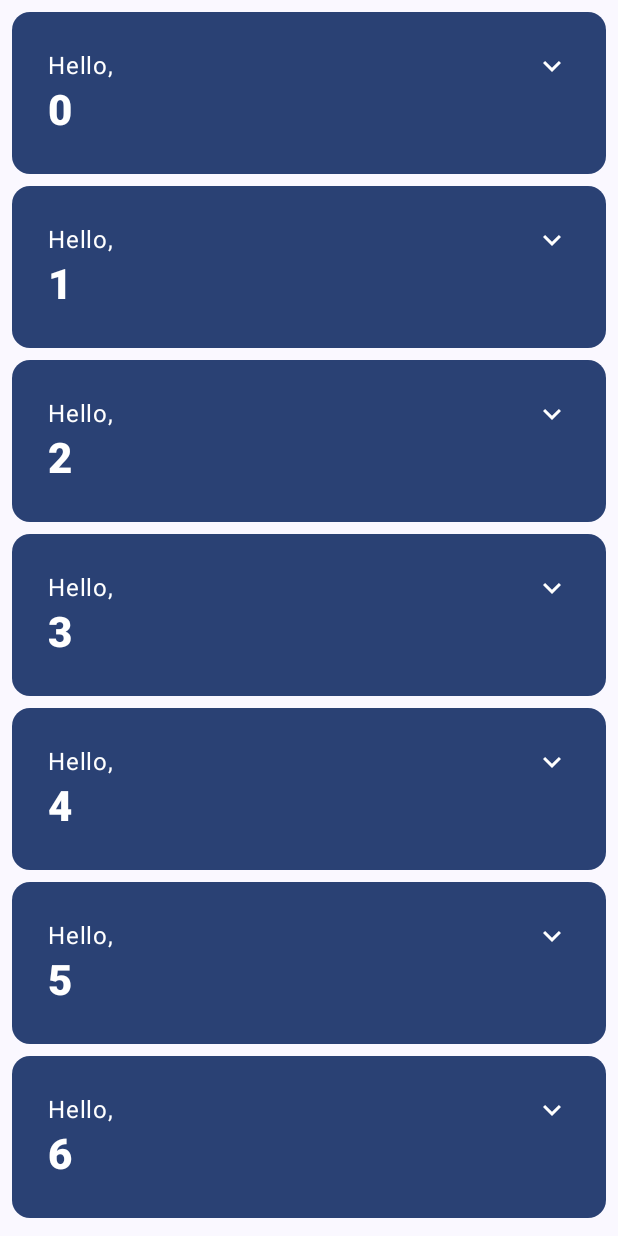
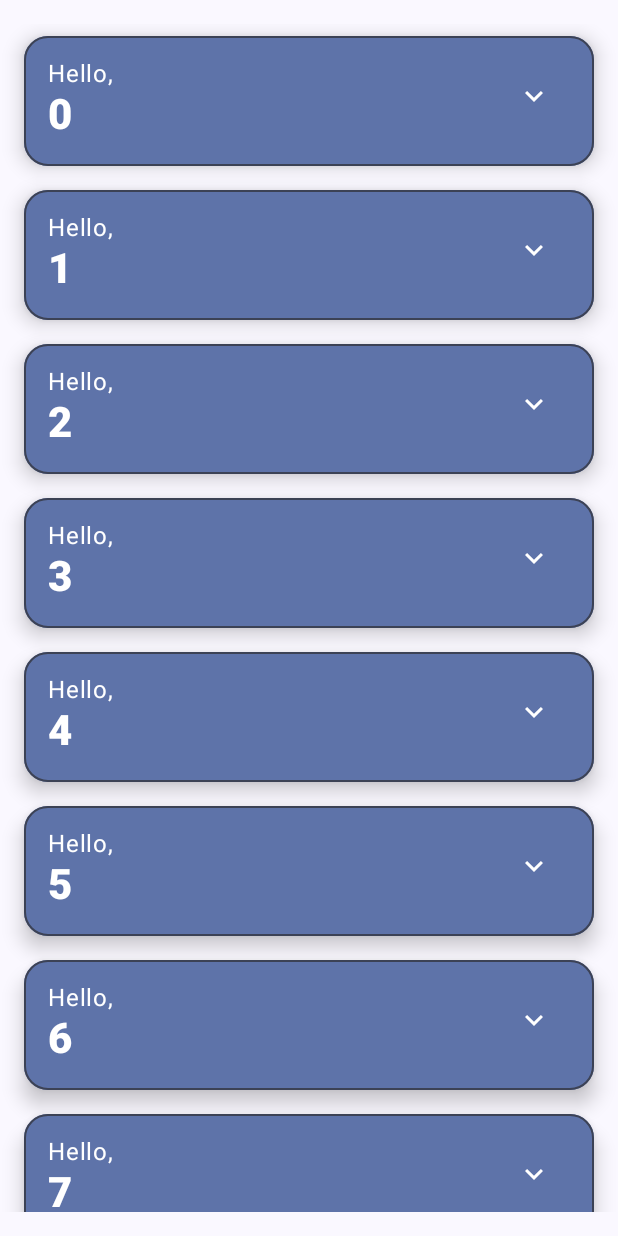
Before and after one commit to morisab/tugas-ppb, an Android app built with Jetpack Compose: the screen it shows after launch (MainActivity), after a tap on "Continue", on a phone screen of 412 x 824 dp. Run offline under Robolectric (Android 15) with nearby library versions, the phone set to English and light mode, and no system bars.

Commit message:
feat: add modification on basics codelab

```diff
--- a/1. Basics Codelab/app/src/main/java/com/example/basicscodelab/MainActivity.kt
+++ b/1. Basics Codelab/app/src/main/java/com/example/basicscodelab/MainActivity.kt
@@ -4,49 +4,28 @@ import android.content.res.Configuration.UI_MODE_NIGHT_YES
 import android.os.Bundle
 import androidx.activity.ComponentActivity
 import androidx.activity.compose.setContent
-import androidx.activity.enableEdgeToEdge
 import androidx.compose.animation.animateContentSize
-import androidx.compose.animation.core.animateDpAsState
-import androidx.compose.foundation.layout.Column
-import androidx.compose.foundation.layout.Row
-import androidx.compose.foundation.layout.fillMaxSize
-import androidx.compose.foundation.layout.fillMaxWidth
-import androidx.compose.foundation.layout.padding
-import androidx.compose.material3.ElevatedButton
-import androidx.compose.material3.MaterialTheme
-import androidx.compose.material3.Scaffold
-import androidx.compose.material3.Surface
-import androidx.compose.material3.Text
-import androidx.compose.runtime.Composable
+import androidx.compose.animation.core.spring
+import androidx.compose.foundation.BorderStroke
+import androidx.compose.foundation.layout.*
+import androidx.compose.foundation.shape.RoundedCornerShape
+import androidx.compose.foundation.text.BasicText
+import androidx.compose.material3.*
+import androidx.compose.runtime.*
+import androidx.compose.ui.Alignment
 import androidx.compose.ui.Modifier
+import androidx.compose.ui.graphics.Color
 import androidx.compose.ui.tooling.preview.Preview
 import androidx.compose.ui.unit.dp
-import com.example.basicscodelab.ui.theme.BasicsCodelabTheme
-import androidx.compose.runtime.mutableStateOf
-import androidx.compose.runtime.remember
-import androidx.compose.foundation.layout.Arrangement
-import androidx.compose.material3.Button
-import androidx.compose.runtime.getValue
-import androidx.compose.runtime.setValue
-import androidx.compose.ui.Alignment
+import androidx.compose.material.icons.Icons
+import androidx.compose.material.icons.filled.ExpandLess
+import androidx.compose.material.icons.filled.ExpandMore
+import androidx.compose.ui.text.font.FontWeight
+import androidx.compose.ui.res.stringResource
 import androidx.compose.foundation.lazy.LazyColumn
 import androidx.compose.foundation.lazy.items
 import androidx.compose.runtime.saveable.rememberSaveable
-import androidx.compose.ui.text.font.FontWeight
-import androidx.compose.material.icons.Icons.Filled
-import androidx.compose.material.icons.filled.ExpandLess
-import androidx.compose.material.icons.filled.ExpandMore
-import androidx.compose.animation.core.Spring
-import androidx.compose.animation.core.spring
-import androidx.compose.material3.Button
-import androidx.compose.material3.Card
-import androidx.compose.material3.CardDefaults
-import androidx.compose.material3.Icon
-import androidx.compose.material3.IconButton
-import androidx.compose.material3.Surface
-import androidx.compose.material3.Text
-import androidx.compose.ui.res.stringResource
-
+import com.example.basicscodelab.ui.theme.BasicsCodelabTheme
 
 class MainActivity : ComponentActivity() {
     override fun onCreate(savedInstanceState: Bundle?) {
@@ -61,7 +40,6 @@ class MainActivity : ComponentActivity() {
 
 @Composable
 fun MyApp(modifier: Modifier = Modifier) {
-
     var shouldShowOnboarding by rememberSaveable { mutableStateOf(true) }
 
     Surface(modifier) {
@@ -74,53 +52,47 @@ fun MyApp(modifier: Modifier = Modifier) {
 }
 
 @Composable
-fun OnboardingScreen(
-    onContinueClicked: () -> Unit,
-    modifier: Modifier = Modifier
-) {
-
+fun OnboardingScreen(onContinueClicked: () -> Unit, modifier: Modifier = Modifier) {
     Column(
         modifier = modifier.fillMaxSize(),
         verticalArrangement = Arrangement.Center,
         horizontalAlignment = Alignment.CenterHorizontally
     ) {
-        Text("Welcome, Mohammad Idris Arif Budiman!")
+        Text(
+            "Welcome, Mohammad Idris Arif Budiman!",
+            style = MaterialTheme.typography.headlineLarge.copy(fontWeight = FontWeight.Bold),
+            modifier = Modifier.padding(16.dp)
+        )
         Button(
-            modifier = Modifier.padding(vertical = 24.dp),
+            modifier = Modifier
+                .padding(vertical = 24.dp)
+                .fillMaxWidth()
+                .height(56.dp),
+            shape = RoundedCornerShape(50),
             onClick = onContinueClicked
         ) {
-            Text("Continue")
+            Text("Continue", style = MaterialTheme.typography.bodyLarge.copy(fontWeight = FontWeight.Bold))
         }
     }
 }
 
 @Composable
-private fun Greetings(
-    modifier: Modifier = Modifier,
-    names: List<String> = List(1000) { "$it" }
-) {
-    LazyColumn(modifier = modifier.padding(vertical = 4.dp)) {
-        items(items = names) { name ->
+fun Greetings(modifier: Modifier = Modifier, names: List<String> = List(1000) { "$it" }) {
+    LazyColumn(modifier = modifier.padding(16.dp)) {
+        items(names) { name ->
             Greeting(name = name)
         }
-    }
-}
-
-@Preview(showBackground = true, widthDp = 320, heightDp = 320)
-@Composable
-fun OnboardingPreview() {
-    BasicsCodelabTheme {
-        OnboardingScreen(onContinueClicked = {})
     }
 }
 
 @Composable
 private fun Greeting(name: String, modifier: Modifier = Modifier) {
     Card(
-        colors = CardDefaults.cardColors(
-            containerColor = MaterialTheme.colorScheme.primary
-        ),
-        modifier = modifier.padding(vertical = 4.dp, horizontal = 8.dp)
+        modifier = modifier.padding(vertical = 8.dp),
+        shape = RoundedCornerShape(16.dp),
+        elevation = CardDefaults.cardElevation(8.dp),
+        colors = CardDefaults.cardColors(containerColor = MaterialTheme.colorScheme.primaryContainer),
+        border = BorderStroke(1.dp, MaterialTheme.colorScheme.secondary) // Optional border
     ) {
         CardContent(name)
     }
@@ -132,35 +104,27 @@ private fun CardContent(name: String) {
 
     Row(
         modifier = Modifier
-            .padding(12.dp)
-            .animateContentSize(
-                animationSpec = spring(
-                    dampingRatio = Spring.DampingRatioMediumBouncy,
-                    stiffness = Spring.StiffnessLow
-                )
-            )
+            .fillMaxWidth()
+            .padding(16.dp)
+            .animateContentSize(animationSpec = spring())
     ) {
-        Column(
-            modifier = Modifier
-                .weight(1f)
-                .padding(12.dp)
-        ) {
-            Text(text = "Hello, ")
+        Column(modifier = Modifier.weight(1f)) {
+            Text(text = "Hello,", style = MaterialTheme.typography.bodyLarge)
             Text(
-                text = name, style = MaterialTheme.typography.headlineMedium.copy(
-                    fontWeight = FontWeight.ExtraBold
-                )
+                text = name,
+                style = MaterialTheme.typography.headlineMedium.copy(fontWeight = FontWeight.ExtraBold)
             )
             if (expanded) {
                 Text(
                     text = ("Composem ipsum color sit lazy, " +
                             "padding theme elit, sed do bouncy. ").repeat(4),
+                    style = MaterialTheme.typography.bodyMedium.copy(color = Color.Gray)
                 )
             }
         }
         IconButton(onClick = { expanded = !expanded }) {
             Icon(
-                imageVector = if (expanded) Filled.ExpandLess else Filled.ExpandMore,
+                imageVector = if (expanded) Icons.Filled.ExpandLess else Icons.Filled.ExpandMore,
                 contentDescription = if (expanded) {
                     stringResource(R.string.show_less)
                 } else {
@@ -171,16 +135,24 @@ private fun CardContent(name: String) {
     }
 }
 
-@Preview(
-    showBackground = true,
-    widthDp = 320,
-    uiMode = UI_MODE_NIGHT_YES,
-    name = "GreetingPreviewDark"
-)
-
 @Preview(showBackground = true, widthDp = 320)
 @Composable
-fun GreetingPreview() {
+fun OnboardingPreview() {
+    BasicsCodelabTheme {
+        OnboardingScreen(onContinueClicked = {})
+    }
+}
+@Preview(showBackground = true, widthDp = 320)
+@Composable
+fun GreetingPreviewLight() {
+    BasicsCodelabTheme {
+        Greetings()
+    }
+}
+
+@Preview(showBackground = true, widthDp = 320, uiMode = UI_MODE_NIGHT_YES)
+@Composable
+fun GreetingPreviewDark() {
     BasicsCodelabTheme {
         Greetings()
     }
```
